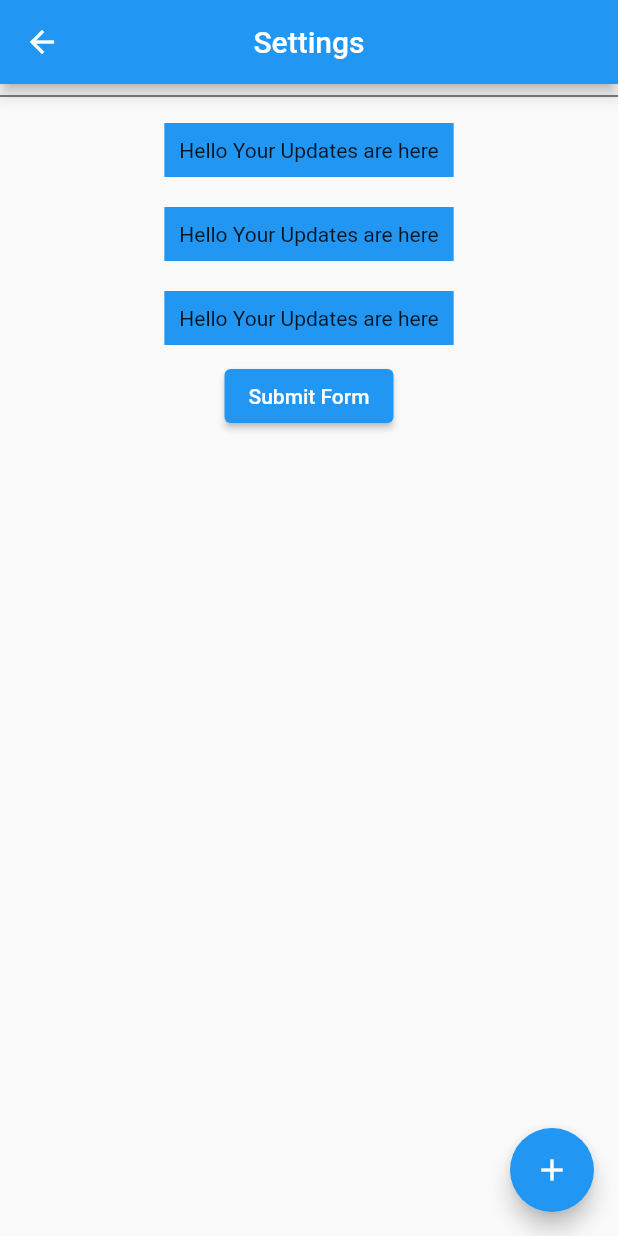
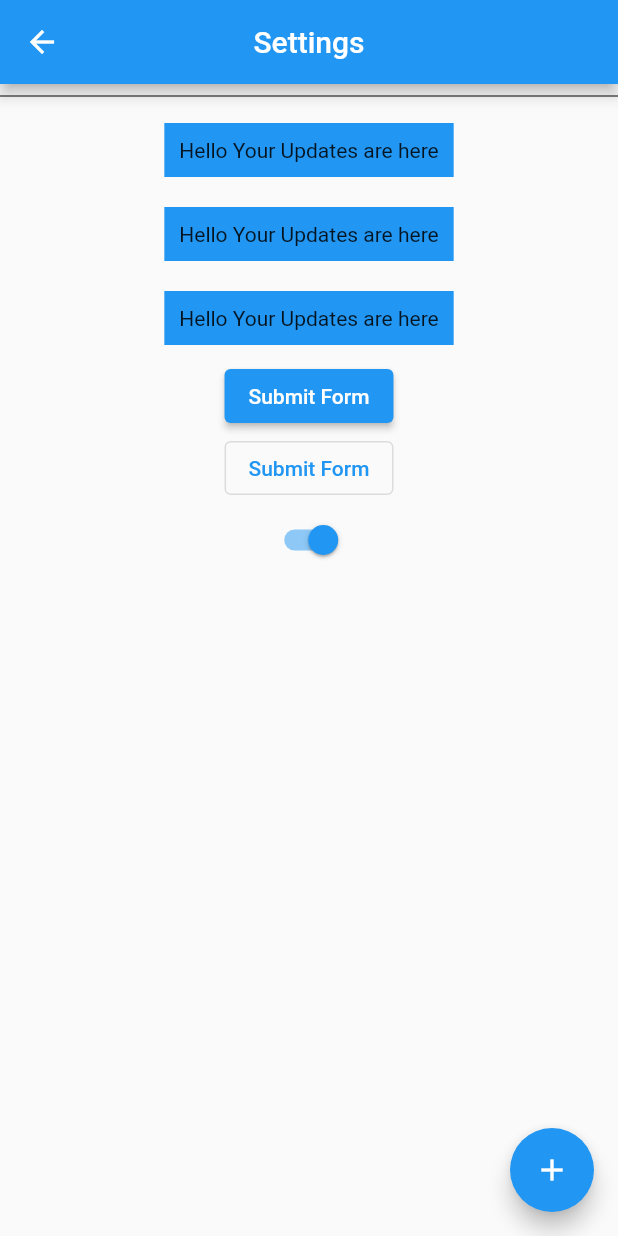
Before and after one commit to Coffee58511867/Flutter, a Flutter app: the Testing screen opened by its route, on a phone screen of 412 x 824 dp. Run offline on Flutter 3.47's test engine with Material 2 defaults, Android fonts, the phone set to English and light mode, and no system bars.

Commit message:
Created New Page

```diff
--- a/lib/dashboard.dart
+++ b/lib/dashboard.dart
@@ -1,5 +1,7 @@
 import 'package:flutter/material.dart';
 import 'package:my_app/home.dart';
+import 'package:my_app/main.dart';
+import 'package:my_app/testing.dart';
 
 class Dashboard extends StatelessWidget {
   const Dashboard({super.key});
@@ -19,13 +21,14 @@ class RootPage extends StatefulWidget {
 
 class _RootPageState extends State<RootPage> {
   int currentPage = 0;
+  List<Widget> pages = [const Home(), const SecondScreen(), const Testing()];
   @override
   Widget build(BuildContext context) {
     return Scaffold(
       appBar: AppBar(
         title: const Text("Dashboard"),
       ),
-      body: const Home(),
+      body: pages[currentPage],
       bottomNavigationBar: NavigationBar(
         destinations: const [
           NavigationDestination(icon: Icon(Icons.home), label: 'Home'),
--- a/lib/testing.dart
+++ b/lib/testing.dart
@@ -38,7 +38,13 @@ class Testing extends StatelessWidget {
               onPressed: () {
                 Navigator.pushNamed(context, '/dashboard');
               },
-              child: const Text("Submit Form"))
+              child: const Text("Submit Form")),
+          OutlinedButton(
+              onPressed: () {
+                Navigator.pushNamed(context, '/dashboard');
+              },
+              child: const Text("Submit Form")),
+          Switch(value: true, onChanged: (bool newBool) {})
         ],
       ),
       floatingActionButton: FloatingActionButton(
```
